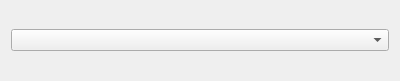
lucasvmx/Spark, file ui/frmlanguage.ui: the form before one commit.
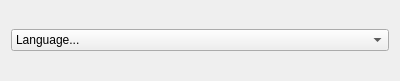
The form after the commit. Icons and pictures are not drawn.

Commit message: chore: updates user interface

What changed in the file:
```diff
--- a/ui/frmlanguage.ui
+++ b/ui/frmlanguage.ui
@@ -21,14 +21,11 @@
    <item row="0" column="0">
     <widget class="QComboBox" name="comboBox">
      <property name="currentIndex">
-      <number>-1</number>
-     </property>
-     <property name="placeholderText">
-      <string>Language...</string>
+      <number>0</number>
      </property>
      <item>
       <property name="text">
-       <string>Português</string>
+       <string>Language...</string>
       </property>
      </item>
      <item>
```
Left out of the diff: 5 changed lines with no effect on the pictures. The commit also changes 1 other file.
